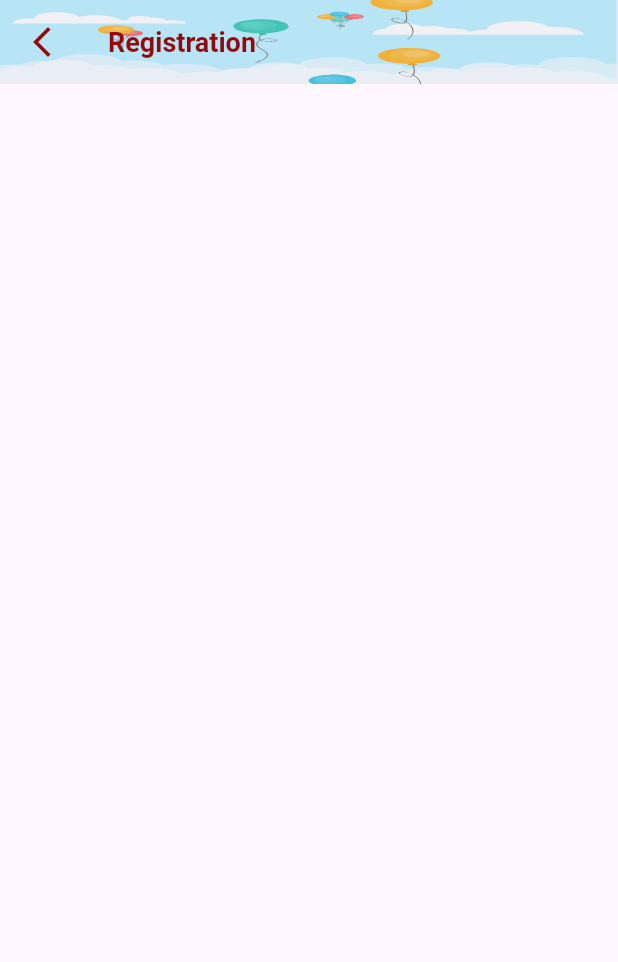
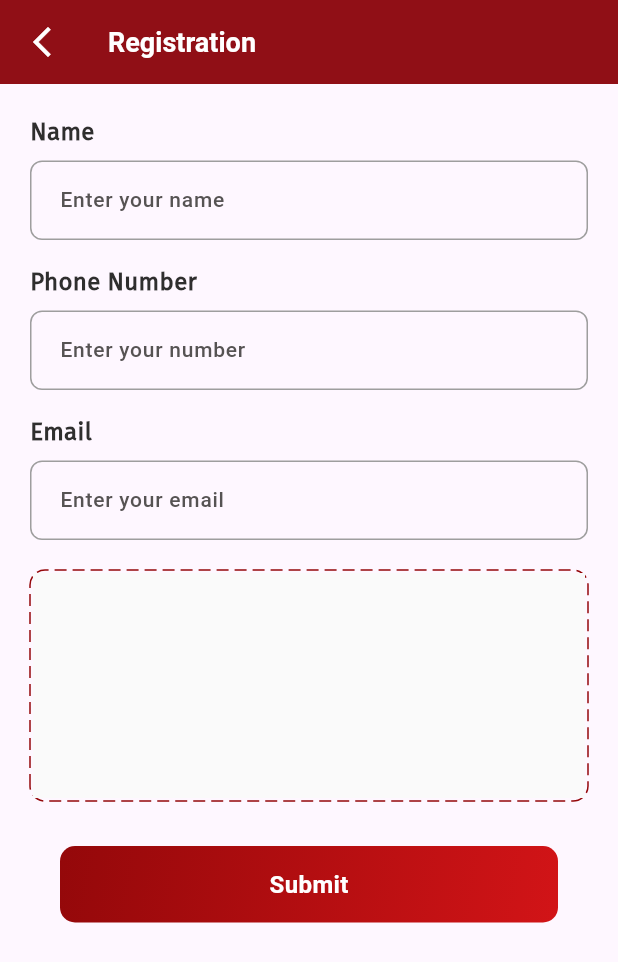
Before and after one commit to AbuSayedMasud/daily_expense, a Flutter app: the RegistrationScreen screen opened directly, on a phone screen of 412 x 824 dp. Shown: the top 962 px of the screen. Run offline on Flutter 3.47's test engine with Material 3 defaults, Android fonts, the light colour scheme and no system bars; drawn by our look-alikes of dotted_border; our stand-ins replace font_awesome_flutter; project files that could hold a hidden picture were left out.

Commit message:
registration field added

```diff
--- a/lib/components/customButton/submittbutton.dart
+++ b/lib/components/customButton/submittbutton.dart
@@ -5,8 +5,9 @@ import '../textStyle/textstyle.dart';
 
 class SubmitButton extends StatefulWidget {
   final VoidCallback onButtonClick;
+  final String value;
 
-  const SubmitButton({super.key, required this.onButtonClick});
+  const SubmitButton({super.key, required this.onButtonClick,required this.value});
 
   @override
   State<SubmitButton> createState() => _SubmitButtonState();
@@ -31,7 +32,7 @@ class _SubmitButtonState extends State<SubmitButton> {
         child: Align(
           alignment: Alignment.center,
           child: Text(
-            "Sign In",
+            widget.value,
             style: submitText(), // Assuming submitText() is your custom text style
           ),
         ),
--- /dev/null
+++ b/lib/components/textEditField/textinputfield.dart
@@ -0,0 +1,66 @@
+import 'package:flutter/cupertino.dart';
+import 'package:flutter/material.dart';
+
+import '../color/colors.dart';
+import '../textStyle/textstyle.dart';
+
+class TextEditInputField extends StatefulWidget {
+  final String title;
+  final TextEditingController controller;
+  final String placeholderText;
+  final TextInputAction keyboardAction;
+  final TextInputType keyboardType;
+
+  const TextEditInputField(
+      {super.key,
+      required this.title,
+      required this.controller,
+      required this.placeholderText,
+      this.keyboardAction = TextInputAction.done,
+      this.keyboardType = TextInputType.text});
+
+  @override
+  State<TextEditInputField> createState() => _TextEditInputFieldState();
+}
+
+class _TextEditInputFieldState extends State<TextEditInputField> {
+  @override
+  Widget build(BuildContext context) {
+    return Column(crossAxisAlignment: CrossAxisAlignment.start, children: [
+      Text(
+        widget.title,
+        style: tittleText(),
+        textAlign: TextAlign.start,
+      ),
+      SizedBox(
+        height: 8,
+      ),
+      TextField(
+        controller: widget.controller,
+        style: inputText(),
+        decoration: InputDecoration(
+          border: OutlineInputBorder(
+            borderRadius: BorderRadius.circular(8), // Rounded corners
+            borderSide: BorderSide(color: Colors.grey, width: 1),
+          ),
+          enabledBorder: OutlineInputBorder(
+            borderRadius: BorderRadius.circular(8),
+            borderSide: BorderSide(color: Colors.grey, width: 1),
+          ),
+          focusedBorder: OutlineInputBorder(
+            borderRadius: BorderRadius.circular(8),
+            borderSide: BorderSide(color: primaryColor, width: 1),
+          ),
+          contentPadding: EdgeInsets.symmetric(vertical: 16, horizontal: 16),
+          hintText: widget.placeholderText,
+          hintStyle: hintText(),
+          counterText: "",
+        ),
+        keyboardType: widget.keyboardType,
+        textInputAction: widget.keyboardAction,
+        maxLines: 1,
+        maxLength: 20,
+      ),
+    ]);
+  }
+}
--- a/lib/shell/topbar.dart
+++ b/lib/shell/topbar.dart
@@ -1,7 +1,5 @@
 import 'package:daily_expense/components/color/colors.dart';
 import 'package:flutter/material.dart';
-import 'package:lottie/lottie.dart';
-
 class CustomAppBar extends StatelessWidget implements PreferredSizeWidget {
   final String title;
   final bool showBackButton;
@@ -15,24 +13,24 @@ class CustomAppBar extends StatelessWidget implements PreferredSizeWidget {
       child: Stack(
         fit: StackFit.expand,
         children: [
-          Positioned.fill(
-            child: Lottie.asset(
-              'assets/lottie/topbarbackground.json',
-              fit: BoxFit.fill,
-            ),
-          ),
+          // Positioned.fill(
+          //   child: Lottie.asset(
+          //     'assets/lottie/topbarbackground.json',
+          //     fit: BoxFit.fill,
+          //   ),
+          // ),
 
           AppBar(
-            backgroundColor: Colors.transparent,
+            backgroundColor: primaryColor,
             elevation: 4,
             title: Text(
               title,
-              style: TextStyle(color: primaryColor, fontSize: 18, fontWeight: FontWeight.bold),
+              style: TextStyle(color: Colors.white, fontSize: 18, fontWeight: FontWeight.bold),
             ),
             centerTitle: false,
             leading: showBackButton
                 ? IconButton(
-              icon: Icon(Icons.arrow_back_ios_new, color: primaryColor),
+              icon: Icon(Icons.arrow_back_ios_new, color: Colors.white),
               onPressed: () => Navigator.pop(context),
             )
                 : null,
--- a/lib/ui/loginUi/main.dart
+++ b/lib/ui/loginUi/main.dart
@@ -81,7 +81,7 @@ class _MyHomePageState extends State<MyHomePage> {
               ),
               Padding(
                 padding: EdgeInsets.fromLTRB(20, 0, 20, 0),
-                child: SubmitButton(onButtonClick: () {}),
+                child: SubmitButton(onButtonClick: () {}, value: 'Sign In',),
               ),
               SizedBox(
                 height: 16,
--- a/lib/ui/registrationUi/registration.dart
+++ b/lib/ui/registrationUi/registration.dart
@@ -1,7 +1,12 @@
+import 'package:daily_expense/components/color/colors.dart';
 import 'package:daily_expense/shell/topbar.dart';
+import 'package:dotted_border/dotted_border.dart';
 import 'package:flutter/material.dart';
 
-class RegistrationScreen extends StatefulWidget{
+import '../../components/customButton/submittbutton.dart';
+import '../../components/textEditField/textinputfield.dart';
+
+class RegistrationScreen extends StatefulWidget {
   const RegistrationScreen({super.key});
 
   @override
@@ -9,10 +14,86 @@ class RegistrationScreen extends StatefulWidget{
 }
 
 class _RegistrationScreenState extends State<RegistrationScreen> {
+  TextEditingController userName = TextEditingController();
+  TextEditingController phoneNumber = TextEditingController();
+  TextEditingController email = TextEditingController();
+
   @override
   Widget build(BuildContext context) {
     return Scaffold(
       appBar: CustomAppBar(title: "Registration"),
+      body: Container(
+        margin: EdgeInsets.all(20.0),
+        child: SingleChildScrollView(
+          child: Column(
+            crossAxisAlignment: CrossAxisAlignment.center,
+            children: [
+              TextEditInputField(
+                title: 'Name',
+                controller: userName,
+                placeholderText: "Enter your name",
+                keyboardAction: TextInputAction.next,
+              ),
+              SizedBox(
+                height: 16,
+              ),
+              TextEditInputField(
+                title: 'Phone Number',
+                controller: userName,
+                placeholderText: "Enter your number",
+                keyboardAction: TextInputAction.next,
+                keyboardType: TextInputType.phone,
+              ),
+              SizedBox(
+                height: 16,
+              ),
+              TextEditInputField(
+                title: 'Email',
+                controller: email,
+                placeholderText: "Enter your email",
+                keyboardAction: TextInputAction.done,
+                keyboardType: TextInputType.emailAddress,
+              ),
+              SizedBox(
+                height: 20,
+              ),
+              DottedBorder(
+                color: primaryColor,
+                strokeWidth: 1,
+                strokeCap: StrokeCap.butt,
+                dashPattern: [8, 4],
+                borderType: BorderType.RRect,
+                // Rounded rectangle
+                radius: Radius.circular(10),
+                // Corner radius
+                child: Container(
+                    width: double.infinity,
+                    height: 150,
+                    alignment: Alignment.center,
+                    color: Colors.grey.shade50,
+                    child: Padding(
+                      padding: EdgeInsets.all(12),
+                      child: Row(
+
+                      ),
+                    )),
+              ),
+              SizedBox(
+                height: 30,
+              ),
+              Padding(
+                padding: EdgeInsets.fromLTRB(20, 0, 20, 0),
+                child: SubmitButton(
+                  onButtonClick: () {
+
+                  },
+                  value: 'Submit',
+                ),
+              ),
+            ],
+          ),
+        ),
+      ),
     );
   }
 }
--- a/pubspec.yaml
+++ b/pubspec.yaml
@@ -36,6 +36,7 @@ dependencies:
   # Use with the CupertinoIcons class for iOS style icons.
   cupertino_icons: ^1.0.8
   font_awesome_flutter: ^10.8.0
+  dotted_border: ^2.1.0
 
 dev_dependencies:
   flutter_test:
@@ -49,6 +50,7 @@ dev_dependencies:
   flutter_lints: ^5.0.0
   flutter_launcher_icons: ^0.14.3
   lottie: ^2.6.0
+
 
 
 
```
Also changed, not shown: assets/images/ic_gallery.png (added), pubspec.lock.
